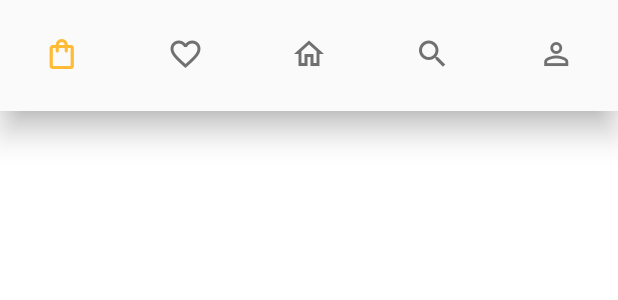
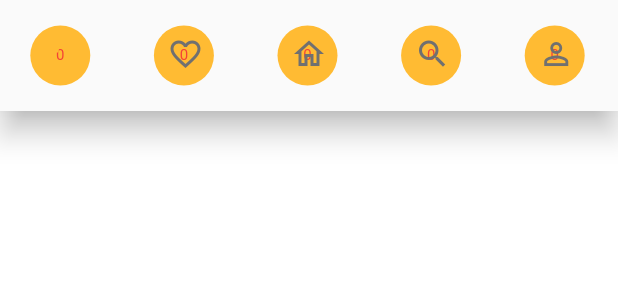
Before and after one commit to MFY2000/Kolochi, a Flutter app: the BottomAppBar2 widget shown alone on an empty page, opened directly, on a phone screen of 412 x 824 dp. Shown: the top 300 px of the screen. Run offline on Flutter 3.47's test engine with Material 2 defaults, Android fonts, the phone set to English and light mode, and no system bars; our stand-ins replace cloud_firestore, dotted_border, easy_localization, firebase_auth, firebase_core, flutter_advanced_drawer and 4 more; accounts and stored records are empty; network calls fail; Roboto replaces fonts that are missing (Overlook, Times New Roman).

Commit message:
MFY auto commit at 19/01/2022 17:39:14

```diff
--- a/lib/Components/AppBar/Bottom/BottomAppBar2.dart
+++ b/lib/Components/AppBar/Bottom/BottomAppBar2.dart
@@ -1,5 +1,7 @@
 // ignore_for_file: file_names, prefer_const_constructors
 
+import 'package:fb_login_app/Components/AppBar/Bottom/circularTotal.dart';
+import 'package:fb_login_app/Model/ModelFactory.dart';
 import 'package:flutter/material.dart';
 import 'package:fb_login_app/Components/AppBar/Top/AppBar.dart';
 import 'package:fb_login_app/Config/constants.dart';
@@ -47,11 +49,13 @@ class _BottomAppBar2State extends State<BottomAppBar2> {
       showUnselectedLabels: false,
       items: [
         // getNavItem(),
-        getNavItem(Icons.shopping_bag_outlined, "shopping_bag",const CartDetails(), 0),
-        getNavItem(Icons.favorite_border, "favorite", const FavouriteScreen(), 1),
-        getNavItem(Icons.home_outlined, "home", const HomeBody(), 2),
-        getNavItem(Icons.search_outlined, "search", const Search(), 3),
-        getNavItem(Icons.person_outline, "person", const ProfileScreen(), 4,),
+        getNavItem(Icons.shopping_bag_outlined, "shopping_bag",
+            const CartDetails(), 0, cartList.length),
+        getNavItem(Icons.favorite_border, "favorite", const FavouriteScreen(),
+            1, favouriteList.length),
+        getNavItem(Icons.home_outlined, "home", const HomeBody(), 2, 0),
+        getNavItem(Icons.search_outlined, "search", const Search(), 3, 0),
+        getNavItem(Icons.person_outline, "person", const ProfileScreen(), 4, 0),
       ],
     );
   }
@@ -61,11 +65,14 @@ class _BottomAppBar2State extends State<BottomAppBar2> {
         context, MaterialPageRoute(builder: (context) => screen));
   }
 
-  getNavItem(IconData icon, String name, Widget screen, int index) {
+  getNavItem(IconData icon, String name, Widget screen, int index, int value) {
     return BottomNavigationBarItem(
-      icon: IconButton(
-        onPressed: () => toGoPath(TopAppBar(body: screen, index: index)),
-        icon: Icon(icon, size: kiconSize),
+      icon: circularTotal(
+        index: value,
+        main: IconButton(
+          onPressed: () => toGoPath(TopAppBar(body: screen, index: index)),
+          icon: Icon(icon, size: kiconSize),
+        ),
       ),
       label: name,
     );
```
